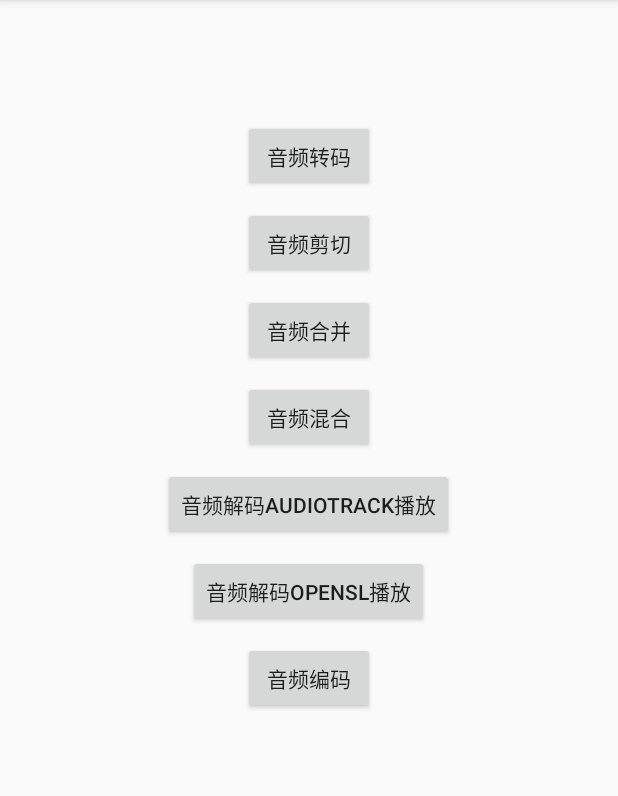
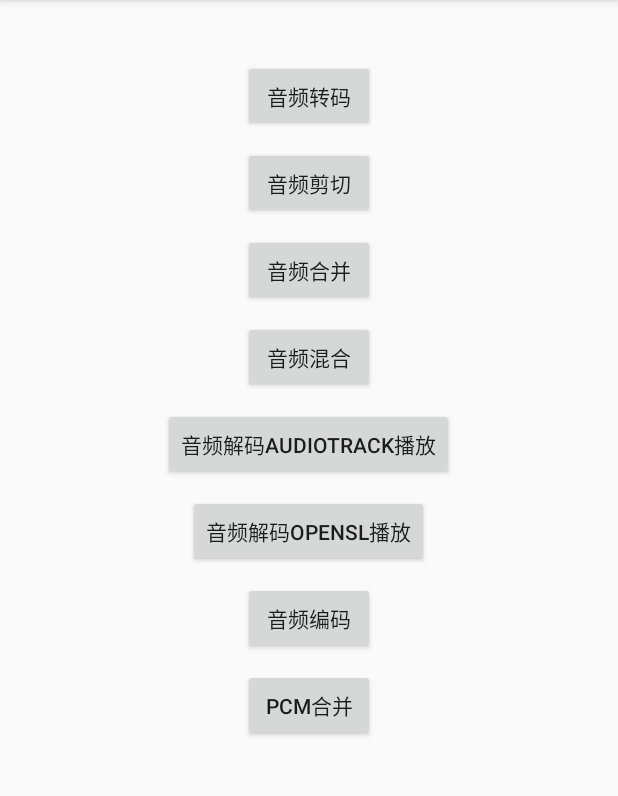
Before and after one commit to xufuji456/FFmpegAndroid, an Android app: the AudioHandleActivity screen opened directly, with no data from a screen before it, on a phone screen of 412 x 824 dp, the part 84-880 px from its top. Run offline under Robolectric (Android 15) with nearby library versions, the phone set to English and light mode, and no system bars.

Commit message:
增加PCM裸流音频文件的合并

```diff
--- a/app/src/main/res/layout/activity_audio_handle.xml
+++ b/app/src/main/res/layout/activity_audio_handle.xml
@@ -11,7 +11,7 @@
         android:layout_width="wrap_content"
         android:layout_height="wrap_content"
         android:text="@string/audio_transform"
-        android:layout_marginTop="80dp"
+        android:layout_marginTop="40dp"
         android:layout_centerHorizontal="true"/>
 
     <Button
@@ -75,4 +75,13 @@
         android:layout_marginTop="10dp"
         android:layout_centerHorizontal="true"/>
 
+    <Button
+        android:id="@+id/btn_pcm_concat"
+        android:layout_width="wrap_content"
+        android:layout_height="wrap_content"
+        android:text="@string/pcm_concat"
+        android:layout_below="@+id/btn_audio_encode"
+        android:layout_marginTop="10dp"
+        android:layout_centerHorizontal="true"/>
+
 </RelativeLayout>
--- a/app/src/main/res/values/strings.xml
+++ b/app/src/main/res/values/strings.xml
@@ -7,6 +7,7 @@
     <string name="audio_play">音频解码AudioTrack播放</string>
     <string name="audio_opensl">音频解码OpenSL播放</string>
     <string name="audio_encode">音频编码</string>
+    <string name="pcm_concat">PCM合并</string>
 
     <string name="audio_handle">音频处理</string>
     <string name="media_handle">音视频处理</string>
```
Also changed, not shown: app/src/main/java/com/frank/ffmpeg/activity/AudioHandleActivity.java (+18 -3 lines), app/src/main/java/com/frank/ffmpeg/util/FileUtil.java (added, +69 -0 lines).
